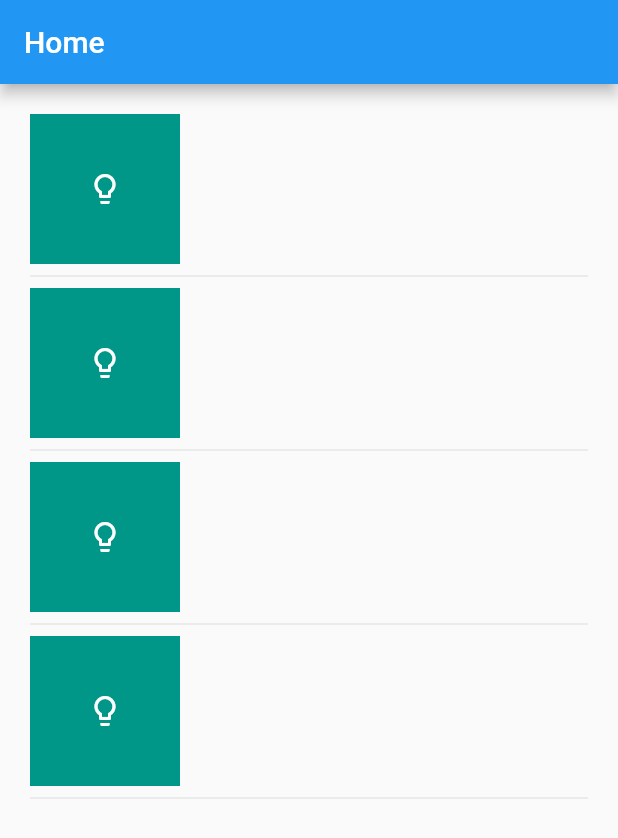
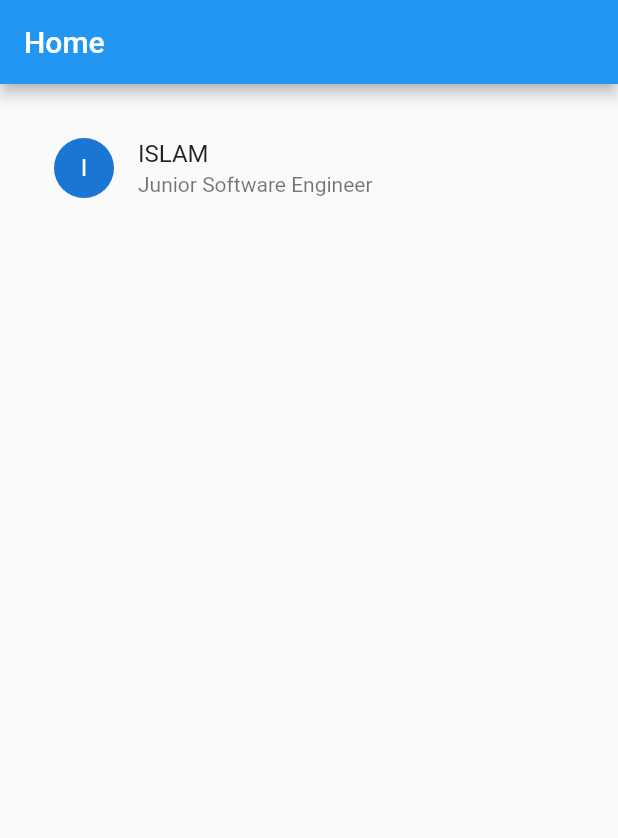
Before and after one commit to aip777/flutter, a Flutter app: the screen it shows after launch, on a phone screen of 412 x 824 dp. Shown: the top 838 px of the screen. Run offline on Flutter 3.47's test engine with Material 2 defaults, Android fonts, the phone set to English and light mode, and no system bars.

Commit message:
List Title

```diff
--- a/lib/main.dart
+++ b/lib/main.dart
@@ -23,17 +23,13 @@ class HomePage extends StatelessWidget{
               padding: EdgeInsets.all(20),
               child: ListView(
                 children: <Widget>[
-                    _cell(),
-                    Divider(),
-                    _cell(),
-                  Divider(),
-                    _cell(),
-                  Divider(),
-                    _cell(),
-                  Divider(),
-                    _cell(),
-                  Divider(),
-                    _cell(),
+                    ListTile(
+                      leading: CircleAvatar(
+                        child: Text("I"),
+                      ),
+                      title: Text("ISLAM"),
+                      subtitle: Text("Junior Software Engineer"),
+                    ),
 
                 ],
               ),
@@ -55,12 +51,12 @@ class HomePage extends StatelessWidget{
 
     Widget _cell() {
       return Row(children: <Widget>[
-      Container(
-      width: 100,
-      height: 100,
+        Container(
+          width: 100,
+         height: 100,
 
-      decoration: BoxDecoration(color: Colors.teal),
-      child: Icon(Icons.lightbulb_outline, color: Colors.white),
+          decoration: BoxDecoration(color: Colors.teal),
+          child: Icon(Icons.lightbulb_outline, color: Colors.white),
 
     ),
       ],
```
